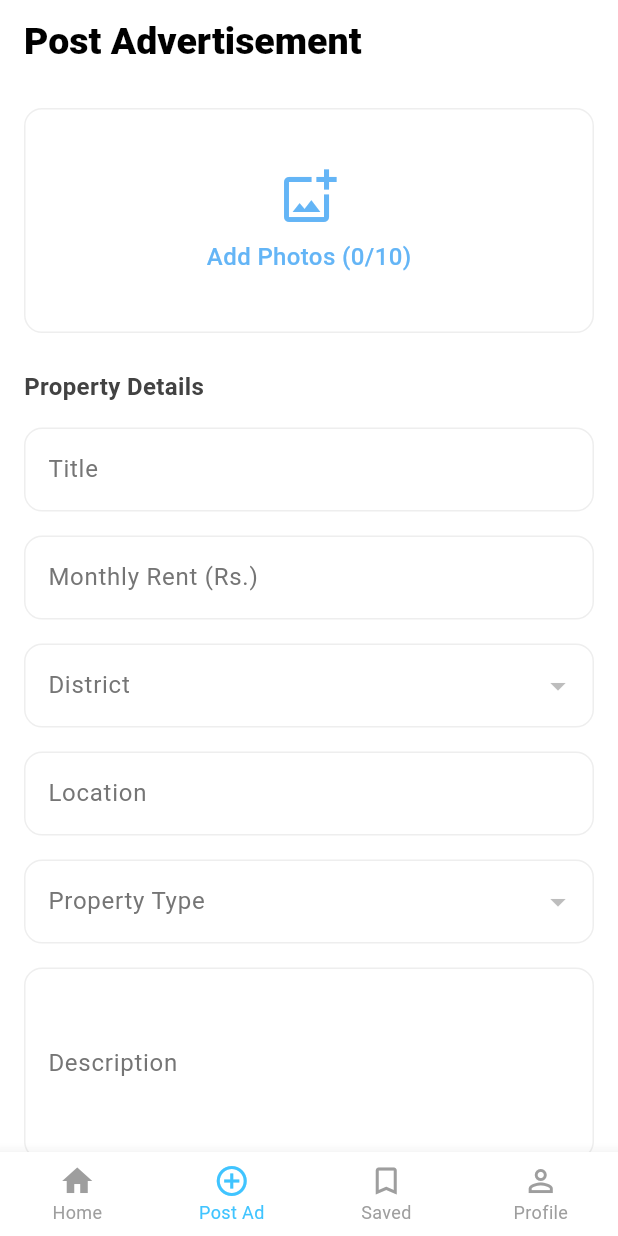
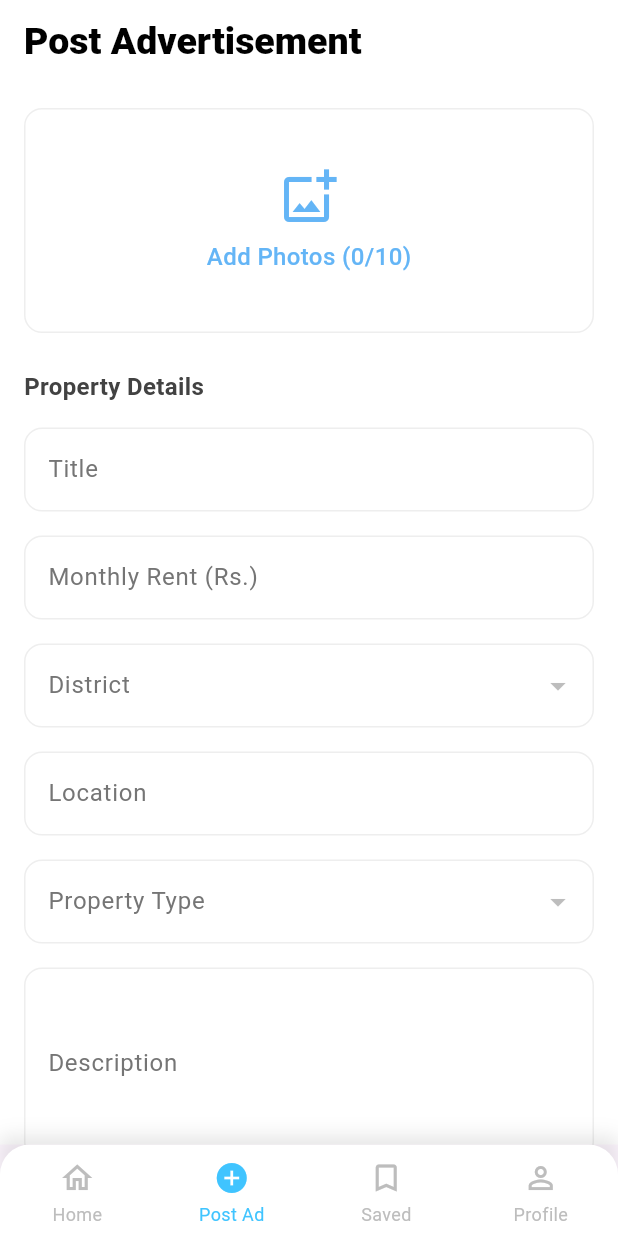
Before and after one commit to NipunaMadula/BODO-APP, a Flutter app: the HomeTabScreen screen opened directly, item 2 of the bottom bar chosen, on a phone screen of 412 x 824 dp. Run offline on Flutter 3.47's test engine with Material 3 defaults, Android fonts, the phone set to English and light mode, and no system bars; our stand-ins replace cloud_firestore, firebase_auth, firebase_core, firebase_storage, flutter_bloc, google_sign_in and 1 more; accounts and stored records are empty; generated files the repository leaves out were written again.

Commit message:
update better UI

```diff
--- a/lib/screens/home/home_tab_screen.dart
+++ b/lib/screens/home/home_tab_screen.dart
@@ -68,34 +68,51 @@ class _HomeTabScreenState extends State<HomeTabScreen> {
   Widget build(BuildContext context) {
     return Scaffold(
       body: _screens[_currentIndex],
-      bottomNavigationBar: BottomNavigationBar(
+      bottomNavigationBar: Container(
+        decoration: BoxDecoration(
+          boxShadow: [
+            BoxShadow(
+              color: Colors.black.withOpacity(0.1),
+              blurRadius: 10,
+              offset: const Offset(0, -5),
+            ),
+          ],
+        ),
+        child: ClipRRect(
+          borderRadius: const BorderRadius.vertical(top: Radius.circular(20)),
+          child: BottomNavigationBar(
             currentIndex: _currentIndex,
             onTap: _onTabTapped,
             type: BottomNavigationBarType.fixed,
             backgroundColor: Colors.white,
             selectedItemColor: Colors.lightBlueAccent,
-        unselectedItemColor: Colors.grey,
+            unselectedItemColor: Colors.grey.shade400,
             selectedFontSize: 12,
             unselectedFontSize: 12,
-        items: const [
-          BottomNavigationBarItem(
-            icon: Icon(Icons.home),
-            label: 'Home',
+            elevation: 0,
+            items: [
+              _buildNavItem(Icons.home_outlined, Icons.home, 'Home'),
+              _buildNavItem(Icons.add_circle_outline, Icons.add_circle, 'Post Ad'),
+              _buildNavItem(Icons.bookmark_border, Icons.bookmark, 'Saved'),
+              _buildNavItem(Icons.person_outline, Icons.person, 'Profile'),
+            ],
           ),
-          BottomNavigationBarItem(
-            icon: Icon(Icons.add_circle_outline),
-            label: 'Post Ad',
         ),
-          BottomNavigationBarItem(
-            icon: Icon(Icons.bookmark_border),
-            label: 'Saved',
-          ),
-          BottomNavigationBarItem(
-            icon: Icon(Icons.person_outline),
-            label: 'Profile',
-          ),
-        ],
       ),
     );
   }
+
+  BottomNavigationBarItem _buildNavItem(IconData icon, IconData activeIcon, String label) {
+    return BottomNavigationBarItem(
+      icon: Container(
+        padding: const EdgeInsets.symmetric(vertical: 4),
+        child: Icon(icon),
+      ),
+      activeIcon: Container(
+        padding: const EdgeInsets.symmetric(vertical: 4),
+        child: Icon(activeIcon),
+      ),
+      label: label,
+    );
   }
+}
```
Lines whose indentation alone changed are shown as unchanged.
